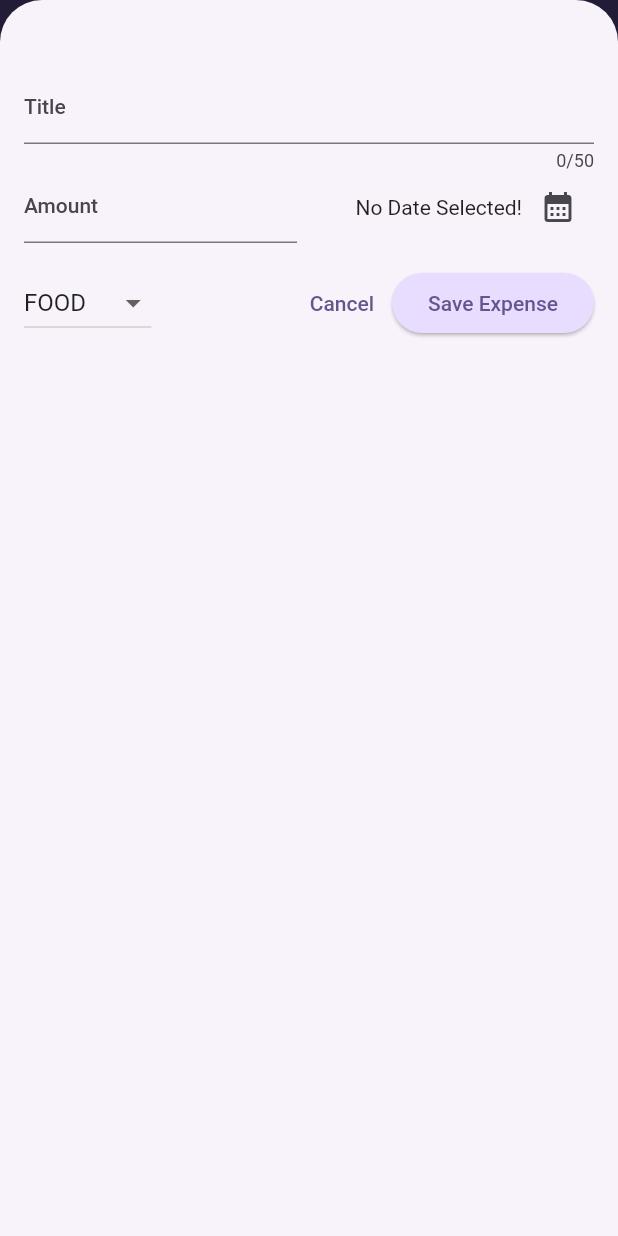
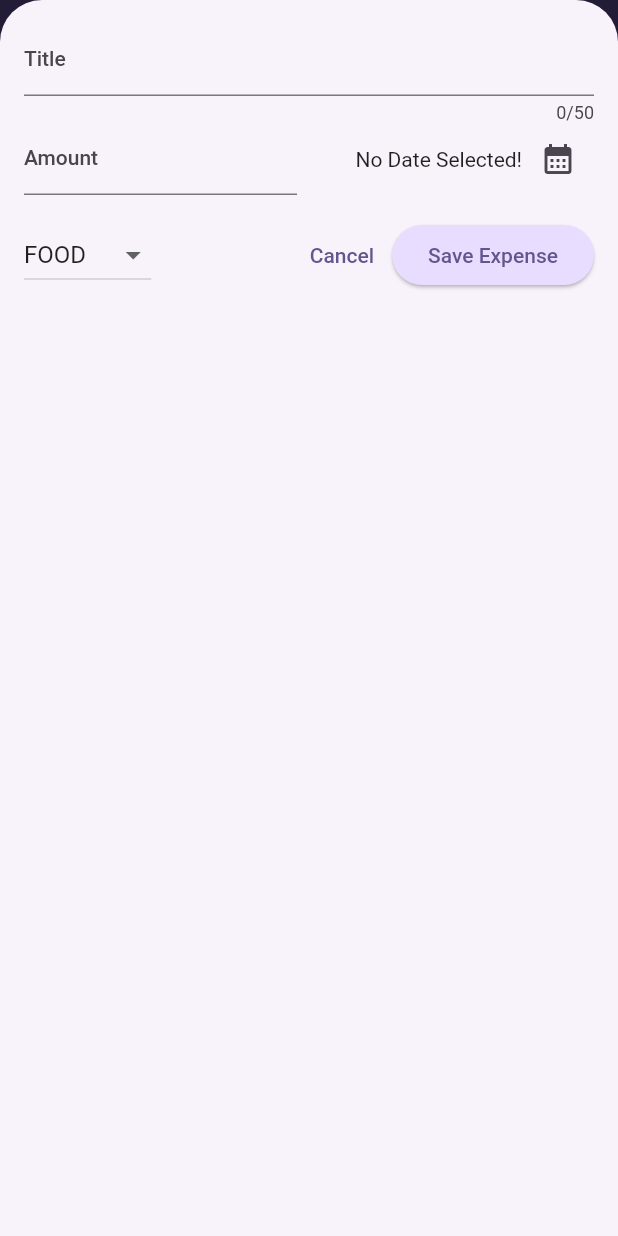
Before and after one commit to AndyMuloki/expense_tracker, a Flutter app: the screen it shows after launch, after a tap on the "add" icon, on a phone screen of 412 x 824 dp. Run offline on Flutter 3.47's test engine with Material 2 defaults, Android fonts, the phone set to English and light mode, and no system bars.

Commit message:
add landscape mode responsiveness

```diff
--- a/lib/main.dart
+++ b/lib/main.dart
@@ -1,4 +1,5 @@
 import 'package:flutter/material.dart';
+// import 'package:flutter/services.dart';
 
 import 'package:expense_tracker/widgets/expenses.dart';
 
@@ -12,6 +13,10 @@ var kDarkColorScheme = ColorScheme.fromSeed(
 );
 
 void main() {
+  // WidgetsFlutterBinding.ensureInitialized();
+  // SystemChrome.setPreferredOrientations([
+  //   DeviceOrientation.portraitUp,
+  // ]).then((fn) {
   runApp(
     MaterialApp(
       darkTheme: ThemeData.dark().copyWith(
@@ -64,4 +69,5 @@ void main() {
           false, // disables debug label from the application
     ),
   );
+  // });
 }
--- a/lib/widgets/expenses.dart
+++ b/lib/widgets/expenses.dart
@@ -32,6 +32,7 @@ class _ExpensesState extends State<Expenses> {
 
   void _openAddExpenseOverlay() {
     showModalBottomSheet(
+      useSafeArea: true,
       isScrollControlled: true,
       context: context,
       builder: (ctx) => NewExpense(onAddExpense: _addExpense),
@@ -68,6 +69,8 @@ class _ExpensesState extends State<Expenses> {
 
   @override
   Widget build(BuildContext context) {
+    final width = MediaQuery.of(context).size.width;
+
     Widget mainContent = const Center(
       child: Text('No expenses found!'),
     );
@@ -89,9 +92,20 @@ class _ExpensesState extends State<Expenses> {
           )
         ],
       ),
-      body: Column(
+      body: width < 600
+          ? Column(
               children: [
                 Chart(expenses: _registeredExpenses),
+                Expanded(
+                  child: mainContent,
+                ),
+              ],
+            )
+          : Row(
+              children: [
+                Expanded(
+                  child: Chart(expenses: _registeredExpenses),
+                ),
                 Expanded(
                   child: mainContent,
                 ),
--- a/lib/widgets/new_expense.dart
+++ b/lib/widgets/new_expense.dart
@@ -81,8 +81,12 @@ class _NewExpenseState extends State<NewExpense> {
 
   @override
   Widget build(BuildContext context) {
-    return Padding(
-      padding: const EdgeInsets.fromLTRB(16, 48, 16, 16),
+    final keybdSpace = MediaQuery.of(context).viewInsets.bottom;
+    return SizedBox(
+      height: double.infinity,
+      child: SingleChildScrollView(
+        child: Padding(
+          padding: EdgeInsets.fromLTRB(16, 16, 16, keybdSpace + 16),
           child: Column(
             children: [
               TextField(
@@ -163,6 +167,8 @@ class _NewExpenseState extends State<NewExpense> {
               )
             ],
           ),
+        ),
+      ),
     );
   }
 }
```
Lines whose indentation alone changed are shown as unchanged.
